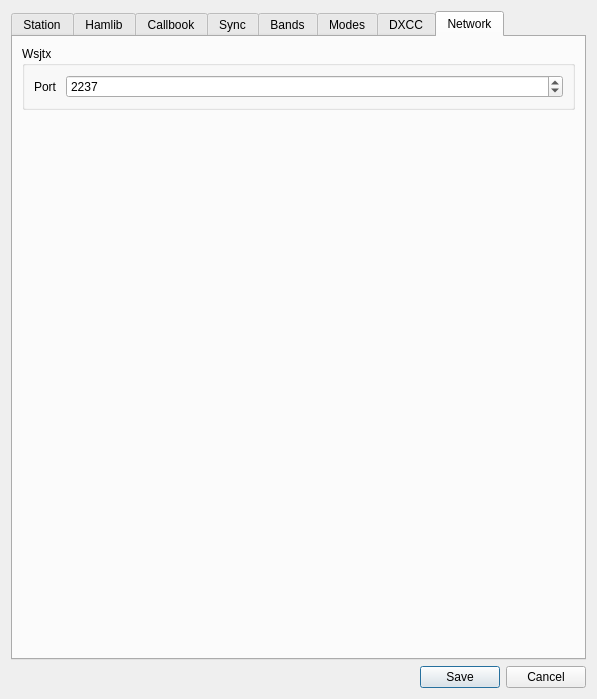
First picture: the form in ui/SettingsDialog.ui, repository k5mcd/QLog, before the edit.
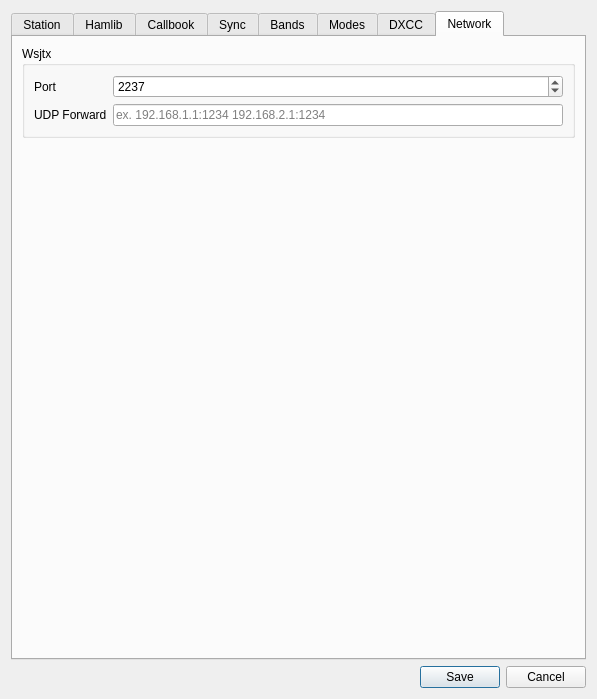
Second picture: the form after the edit. The open tabs and pages were chosen to show the change. Icons and pictures are not drawn.

Commit message: WSJTX: Added option to forward UDP packet to another application (IP Address)

```diff
--- a/ui/SettingsDialog.ui
+++ b/ui/SettingsDialog.ui
@@ -1305,6 +1305,23 @@
             </property>
            </widget>
           </item>
+          <item row="1" column="0">
+           <widget class="QLabel" name="wsjtForwardLabel">
+            <property name="text">
+             <string>UDP Forward</string>
+            </property>
+           </widget>
+          </item>
+          <item row="1" column="1">
+           <widget class="QLineEdit" name="wsjtForwardEdit">
+            <property name="toolTip">
+             <string>List of addresses to which QLog will forward raw UDP WSJTX packets. The addresses are separated by a space and have the form ADDRESS:PORT </string>
+            </property>
+            <property name="placeholderText">
+             <string>ex. 192.168.1.1:1234 192.168.2.1:1234</string>
+            </property>
+           </widget>
+          </item>
          </layout>
         </widget>
        </item>
```
Left out of the diff: 3 changed lines with no effect on the pictures. The commit also changes 3 other files.
